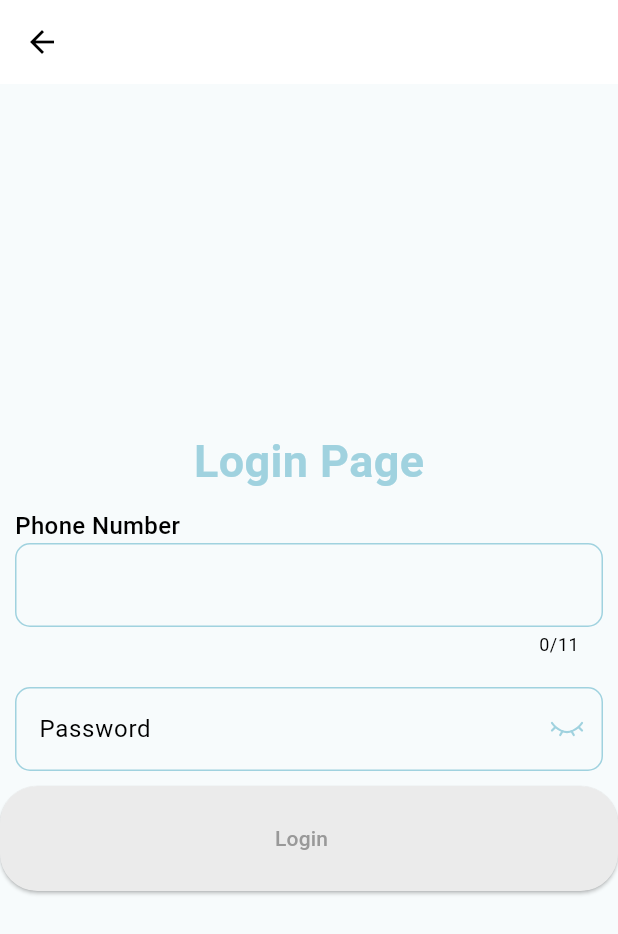
After one commit to mustafasm99/FlutterFreeLanceApp, a Flutter app: the screen it shows after launch, after a tap on "Have in Account", on a phone screen of 412 x 824 dp. The commit adds this screen. Shown: the top 934 px of the screen. Run offline on Flutter 3.47's test engine with Material 3 defaults, Android fonts, the phone set to English and light mode, and no system bars; our stand-ins replace buttons_tabbar, cached_network_image, carousel_slider, country_code_picker, dio, flutter_screenutil and 9 more; network calls fail.

Commit message:
Add shared_preferences dependency; implement SharedPrefs class for local storage; refactor project model and controllers for improved data handling; enhance input validation and dropdown functionality

```diff
--- /dev/null
+++ b/lib/caching/sharedPrefs.dart
@@ -0,0 +1,42 @@
+import 'dart:convert';
+
+import 'package:shared_preferences/shared_preferences.dart';
+
+class SharedPrefs {
+  static final SharedPrefs _instance = SharedPrefs._internal();
+  late SharedPreferences _prefs;
+
+  SharedPrefs._internal();
+
+  factory SharedPrefs() {
+    return _instance;
+  }
+
+  Future<void> init() async {
+    _prefs = await SharedPreferences.getInstance();
+  }
+
+  // Getter and Setter for String
+  String? getString(String key) => _prefs.getString(key);
+  Future<bool> setString(String key, String value) => _prefs.setString(key, value);
+
+  // Getter and Setter for Int
+  int? getInt(String key) => _prefs.getInt(key);
+  Future<bool> setInt(String key, int value) => _prefs.setInt(key, value);
+
+  // Add other getters and setters as needed (bool, double, etc.)
+
+   // Save a Map<String, dynamic> as a JSON string
+  Future<bool> setMap(String key, Map<String, dynamic> value) {
+    String jsonString = jsonEncode(value);
+    return _prefs.setString(key, jsonString);
+  }
+
+  // Retrieve a Map<String, dynamic> from a JSON string
+  Map<String, dynamic>? getMap(String key) {
+    String? jsonString = _prefs.getString(key);
+    if (jsonString == null) return null;
+
+    return jsonDecode(jsonString) as Map<String, dynamic>;
+  }
+}
--- a/lib/main.dart
+++ b/lib/main.dart
@@ -5,10 +5,12 @@ import 'package:flutter/material.dart';
 import 'package:get/get.dart';
 import 'package:finailtask/themes/mainTheme.dart';
 import 'package:flutter_screenutil/flutter_screenutil.dart';
+import 'caching/sharedPrefs.dart';
 
-
-void main() {
+void main() async {
   Get.put(UserController());
+  WidgetsFlutterBinding.ensureInitialized();
+  await SharedPrefs().init();
   runApp(const MyApp());
 }
 
--- a/lib/pages/inpording/impording_page.dart
+++ b/lib/pages/inpording/impording_page.dart
@@ -1,5 +1,6 @@
 import 'package:finailtask/API/base/base_response.dart';
 import 'package:finailtask/API/controllers/registration_controller.dart';
+import 'package:finailtask/caching/sharedPrefs.dart';
 import 'package:finailtask/extentions/theme_extentions.dart';
 import 'package:finailtask/pages/inpording/slides/slid3.dart';
 import 'package:finailtask/pages/inpording/slides/slid4.dart';
@@ -111,7 +112,6 @@ class InpordingView extends StatelessWidget {
                           goToNextPage(controller.isSliderActive.value);
                           break;
                         case 1:
-                          print(registerationController.phoneNumber.value);
                           if (!await registerationController
                               .sendPhoneNumber()) {
                             Get.snackbar('Error', 'Phone Number is not valid');
@@ -134,8 +134,10 @@ class InpordingView extends StatelessWidget {
                                 .username(formController.emailInput.text);
                             BaseResponse registerResponse =
                                 await registerationController.register();
+
                             if (registerResponse.status) {
                               Get.snackbar('Success', 'Login Success');
+                              SharedPrefs().setString('inpording', "Done");
                               Get.offAllNamed('/feed');
                             } else {
                               Get.snackbar('Error', registerResponse.message);
--- a/lib/pages/inpording/slides/slid1.dart
+++ b/lib/pages/inpording/slides/slid1.dart
@@ -124,6 +124,20 @@ class Slid1 extends StatelessWidget {
               },
             ),
           ),
+          Obx(
+            () => UserTypeContainer(
+              icon: ProjectIcons.userSearch(
+                  color: _controller.selectedOption.value == "Client"
+                      ? Theme.of(context).colorScheme.primary
+                      : Colors.black),
+              title: "Have in Account",
+              description: "I’m a client or freelancer with an account",
+              isSelected: _controller.selectedOption.value == "Client",
+              onTap: (){
+                Get.toNamed("/login");
+              },
+            ),
+          ),
         ],
       ),
     );
--- /dev/null
+++ b/lib/pages/login/login_view.dart
@@ -0,0 +1,119 @@
+import 'package:finailtask/API/controllers/registration_controller.dart';
+import 'package:finailtask/caching/sharedPrefs.dart';
+import 'package:finailtask/extentions/theme_extentions.dart';
+import 'package:finailtask/pages/inpording/ui_controller/form_controller.dart';
+import 'package:finailtask/router.dart';
+import 'package:finailtask/widgets/full_screen_button.dart';
+import 'package:finailtask/widgets/inputs.dart';
+import 'package:flutter/material.dart';
+import 'package:get/get.dart';
+
+class LoginView extends StatelessWidget {
+  LoginView({super.key});
+  RegistrationController registerationController = Get.find();
+  final TextEditingController phoneController = TextEditingController();
+  final TextEditingController passwordController = TextEditingController();
+  final GlobalKey<FormState> _formKey = GlobalKey<FormState>();
+  final controller = Get.put(FromController());
+  RxBool isValid = false.obs;
+
+
+  @override
+  Widget build(BuildContext context) {
+    return Scaffold(
+      appBar: AppBar(),
+      body: Center(
+        child: Column(
+          mainAxisAlignment: MainAxisAlignment.center,
+          children: [
+            Text(
+              "Login Page",
+              style: TextStyle(
+                color: context.primaryColor,
+                fontSize: 30,
+                fontWeight: FontWeight.bold,
+              ),
+            ),
+            Form(
+              key:_formKey,
+              child: Container(
+              padding: const EdgeInsets.all(10),
+              child: Column(
+                mainAxisAlignment: MainAxisAlignment.start,
+                crossAxisAlignment: CrossAxisAlignment.start,
+                children: [
+                  const Text(
+                    "Phone Number",
+                    style: TextStyle(
+                      fontSize: 16,
+                      fontWeight: FontWeight.w500,
+                    ),
+                  ),
+                  NormalInput(
+                    maxLength: 11,
+                    controller: phoneController,
+                    onChanged: (value) {
+                      registerationController.phoneNumber(value);
+                      if(_formKey.currentState!.validate()){
+                        isValid.value = true;
+                      }
+
+                    },
+                    vallation: (value) {
+                      if (value!.isEmpty) {
+                        return "Please enter your phone number";
+                      }
+                      return null;
+                    },
+                  ),
+                  const SizedBox(height: 20),
+                  PasswordInputField(
+                    controller: passwordController,
+                    onChanged: (value) {
+                      registerationController.password(value);
+                      print(isValid.value);
+
+                      if(_formKey.currentState!.validate()){
+                        isValid.value = true;
+                      }
+
+                    },
+                    vallation: (value) {
+                      if (value!.isEmpty) {
+                        return "Please enter your password";
+                      }
+                      if (!controller.isValidPassword(value)) {
+                        return "Password must contain at least 8 characters, one uppercase letter, one number and one special character";
+                      }
+                      return null;
+                    },
+                  ),
+                ],
+              ),
+            )),
+            Obx((){
+              print(isValid.value);
+              return FullScreenButton(
+                inputText: "Login",
+                color: context.primaryColor,
+                isActive: isValid.value,
+                onPressed: ()async{
+                  if(_formKey.currentState!.validate()){
+                    if( await registerationController.login()){
+                    Get.snackbar("Login", "Login Successfully");
+                    Get.toNamed(AppRouter.home);
+                    SharedPrefs().setString("inpording", "Done");
+                    }
+                    else{
+                      Get.snackbar("Login", "Login Failed");
+                    }
+                  }
+                },
+              );
+            }),
+          ],
+        ),
+      ),
+    );
+  }
+}
--- a/lib/router.dart
+++ b/lib/router.dart
@@ -2,6 +2,7 @@ import "package:finailtask/pages/create_project/create_project.dart";
 import "package:finailtask/pages/dashbord/dashboard_view.dart";
 import "package:finailtask/pages/home/home.dart";
 import "package:finailtask/pages/inpording/impording_page.dart";
+import "package:finailtask/pages/login/login_view.dart";
 import "package:finailtask/pages/notifications/notifications_view.dart";
 import "package:finailtask/pages/profile/profileView.dart";
 import "package:finailtask/pages/projects/project_view.dart";
@@ -25,7 +26,7 @@ class AppRouter {
 
 class AppPages {
   static final pages = [
-    GetPage(name: AppRouter.home, page: () => const HomeView() , transition: Transition.fadeIn),
+    GetPage(name: AppRouter.home, page: () => HomeView() , transition: Transition.fadeIn),
     GetPage(name: AppRouter.impording, page: () => const InpordingView() , transition: Transition.fadeIn),
     GetPage(name: AppRouter.profile, page: () => const ProfileView()),
     GetPage(name: AppRouter.settings, page: () => const SettingsView()),
@@ -33,5 +34,6 @@ class AppPages {
     GetPage(name: AppRouter.dashboard, page:()=> const DashboardView()),
     GetPage(name: AppRouter.project, page:()=> ProjectView()),
     GetPage(name: AppRouter.notifications, page:()=> NotificationsView()),
+    GetPage(name: AppRouter.login, page:()=> LoginView()),
   ];
 }
--- a/lib/widgets/inputs.dart
+++ b/lib/widgets/inputs.dart
@@ -8,10 +8,12 @@ class NormalInput extends StatelessWidget {
   final TextEditingController controller;
   FormFieldValidator? vallation;
   void Function(String)? onChanged = (value) {};
-  NormalInput({super.key, required this.controller , this.onChanged , this.vallation});
+  int? maxLength = 20;
+  NormalInput({ super.key,this.maxLength , required this.controller , this.onChanged , this.vallation});
   @override
   Widget build(BuildContext context) {
     return TextFormField(
+      maxLength: maxLength,
       onChanged: onChanged,
       controller: controller,
       decoration: InputDecoration(
--- a/pubspec.yaml
+++ b/pubspec.yaml
@@ -54,6 +54,7 @@ dependencies:
   buttons_tabbar: ^1.3.14
   readmore: ^3.0.0
   dio: ^5.7.0
+  shared_preferences: ^2.3.3
 
 dev_dependencies:
   flutter_test:
```
Also changed, not shown: lib/API/base/base_requests.dart (+12 -4 lines), lib/API/controllers/projects_controller.dart (added, +42 -0 lines), lib/API/controllers/registration_controller.dart (+20 -4 lines), lib/API/models/auth/user.dart (+17 -12 lines), lib/API/models/projects/project_model.dart (+8 -8 lines), lib/pages/create_project/controller/drop_list_controller.dart (+5 -5 lines), lib/pages/create_project/create_project.dart (+10 -3 lines), lib/pages/create_project/sliders/slid1.dart (+8 -2 lines), lib/pages/create_project/sliders/slid2.dart (+18 -0 lines), lib/pages/create_project/widgets/select_cat.dart (+6 -2 lines), lib/pages/home/home.dart (+37 -2 lines), pubspec.lock, 1 other file.
